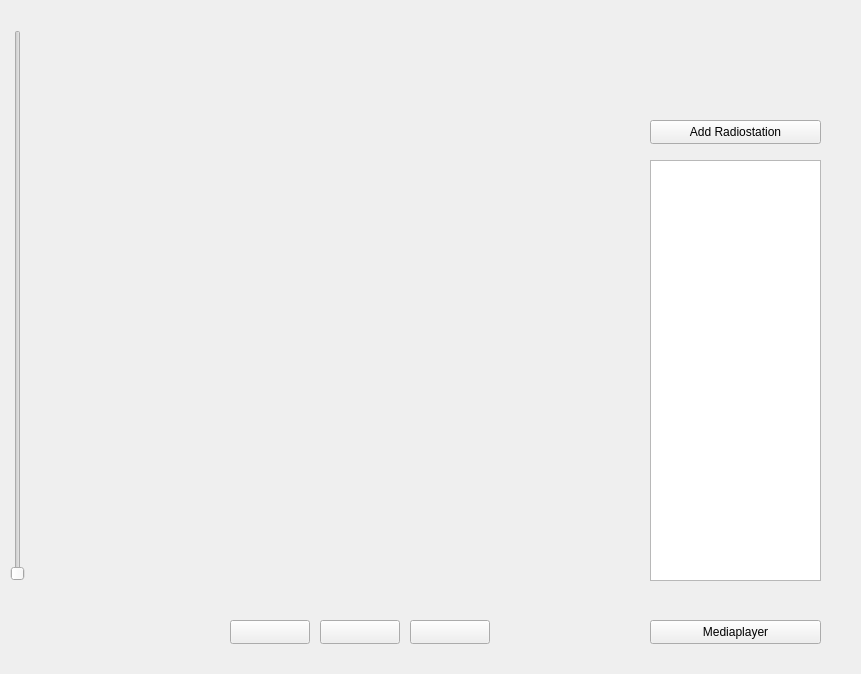
The window that radioform.ui (monarxy/MusicPlayer) describes before a commit, drawn with Qt 5.
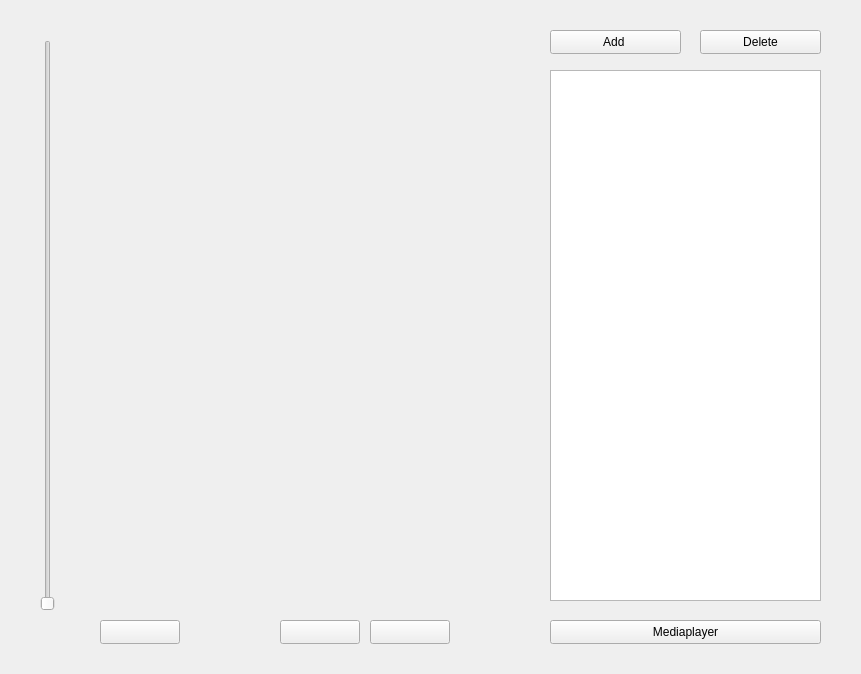
The same window after the commit.

The edit to the form file:
```diff
--- a/radioform.ui
+++ b/radioform.ui
@@ -19,7 +19,7 @@
   <widget class="QPushButton" name="pushButton">
    <property name="geometry">
     <rect>
-     <x>320</x>
+     <x>280</x>
      <y>620</y>
      <width>80</width>
      <height>24</height>
@@ -32,7 +32,7 @@
   <widget class="QPushButton" name="pushButton_2">
    <property name="geometry">
     <rect>
-     <x>410</x>
+     <x>370</x>
      <y>620</y>
      <width>80</width>
      <height>24</height>
@@ -45,7 +45,7 @@
   <widget class="QPushButton" name="pushButton_3">
    <property name="geometry">
     <rect>
-     <x>230</x>
+     <x>100</x>
      <y>620</y>
      <width>80</width>
      <height>24</height>
@@ -58,20 +58,20 @@
   <widget class="QTableView" name="playlistView">
    <property name="geometry">
     <rect>
-     <x>650</x>
-     <y>160</y>
-     <width>171</width>
-     <height>421</height>
+     <x>550</x>
+     <y>70</y>
+     <width>271</width>
+     <height>531</height>
     </rect>
    </property>
   </widget>
   <widget class="QSlider" name="verticalSlider">
    <property name="geometry">
     <rect>
-     <x>10</x>
-     <y>30</y>
+     <x>40</x>
+     <y>40</y>
      <width>16</width>
-     <height>551</height>
+     <height>571</height>
     </rect>
    </property>
    <property name="orientation">
@@ -81,22 +81,22 @@
   <widget class="QPushButton" name="pushButton_4">
    <property name="geometry">
     <rect>
-     <x>650</x>
-     <y>120</y>
-     <width>171</width>
+     <x>550</x>
+     <y>30</y>
+     <width>131</width>
      <height>24</height>
     </rect>
    </property>
    <property name="text">
-    <string>Add Radiostation</string>
+    <string>Add </string>
    </property>
   </widget>
   <widget class="QPushButton" name="pushButton_5">
    <property name="geometry">
     <rect>
-     <x>650</x>
+     <x>550</x>
      <y>620</y>
-     <width>171</width>
+     <width>271</width>
      <height>24</height>
     </rect>
    </property>
@@ -104,6 +104,19 @@
     <string>Mediaplayer</string>
    </property>
   </widget>
+  <widget class="QPushButton" name="pushButton_6">
+   <property name="geometry">
+    <rect>
+     <x>700</x>
+     <y>30</y>
+     <width>121</width>
+     <height>24</height>
+    </rect>
+   </property>
+   <property name="text">
+    <string>Delete</string>
+   </property>
+  </widget>
  </widget>
  <resources/>
  <connections/>
```
